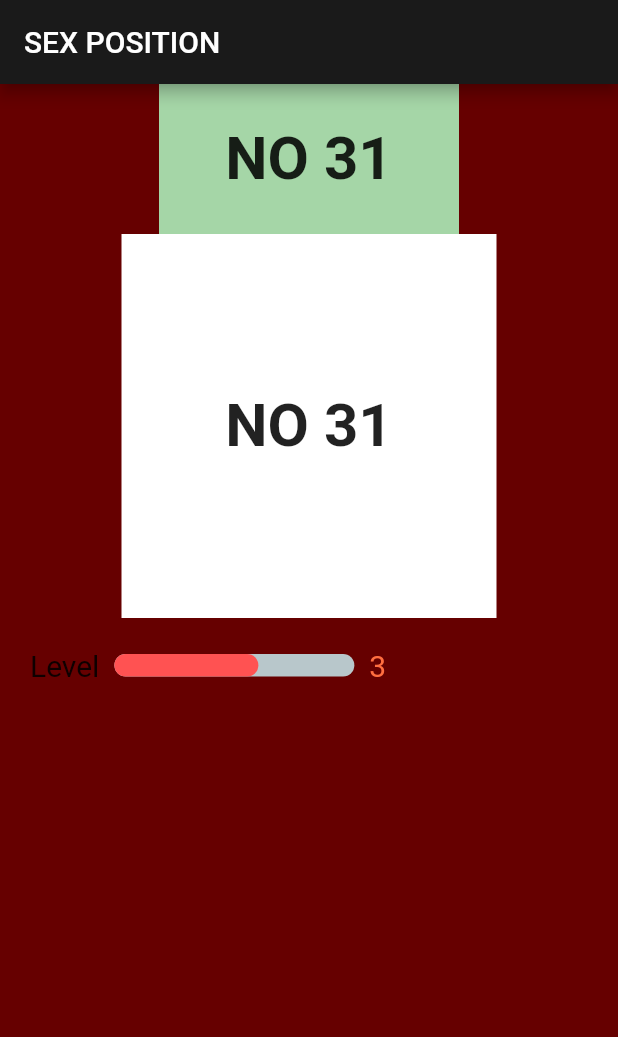
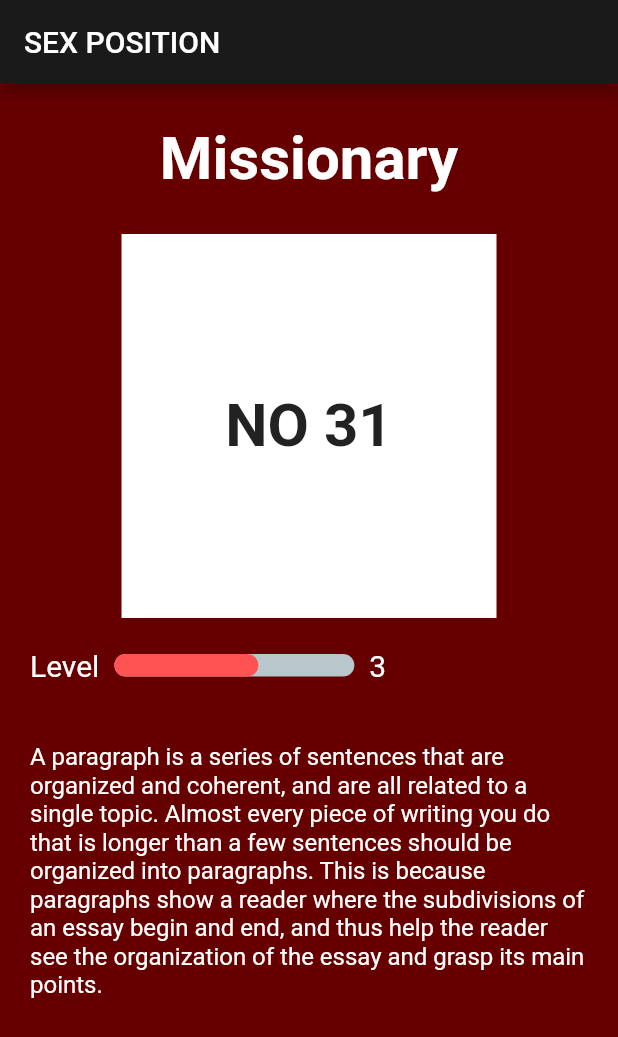
Before and after one commit to sitthatot/Sex_Position, a Flutter app: the screen it shows after launch, on a phone screen of 412 x 824 dp. Shown: the top 1037 px of the screen. Run offline on Flutter 3.47's test engine with Material 2 defaults, Android fonts, the phone set to English and light mode, and no system bars; drawn by our look-alikes of percent_indicator.

Commit message:
add paragraph below

```diff
--- a/lib/main.dart
+++ b/lib/main.dart
@@ -16,21 +16,27 @@ class MyApp extends StatelessWidget {
           body: Column(
             crossAxisAlignment: CrossAxisAlignment.center,
             children: [
+              Container(
+
+              ),
+              //Sex Position Name
               Center(
                 child: Container(
                   height: 100,
                   width: 200,
-                  color: Colors.green[200],
                   alignment: Alignment.center,
                   child: const Text(
-                    'NO 31',
+                    'Missionary',
                     style: TextStyle(
                       fontWeight: FontWeight.bold,
                       fontSize: 40,
+                      color: Colors.white,
                     ),
                   ),
                 ),
               ),
+
+              //Sex Picture ART
               Center(
                 child: Container(
                   height: 256,
@@ -46,6 +52,8 @@ class MyApp extends StatelessWidget {
                   ),
                 ),
               ),
+
+              //Level tube
               Container(
                 padding: EdgeInsets.all(20),
                 child: LinearPercentIndicator(
@@ -59,16 +67,31 @@ class MyApp extends StatelessWidget {
                     "Level",
                     style: TextStyle(
                       fontSize: 20,
+                      color: Colors.white,
                     ),
                   ),
                   trailing: new Text(
                     "3",
                     style:
-                        TextStyle(fontSize: 20, color: Colors.deepOrangeAccent),
+                        TextStyle(fontSize: 20, color: Colors.white),
                   ),
                   progressColor: Colors.redAccent,
                 ),
-              )
+              ),
+
+              Center(
+                child: Container(
+                  padding: EdgeInsets.all(20),
+                  alignment: Alignment.center,
+                  child: const Text(
+                    'A paragraph is a series of sentences that are organized and coherent, and are all related to a single topic. Almost every piece of writing you do that is longer than a few sentences should be organized into paragraphs. This is because paragraphs show a reader where the subdivisions of an essay begin and end, and thus help the reader see the organization of the essay and grasp its main points.',
+                    style: TextStyle(
+                      fontSize: 16,
+                      color: Colors.white
+                    ),
+                  ),
+                ),
+              ),
             ],
           )),
       theme: ThemeData(scaffoldBackgroundColor: Color(0xFF660000)),
```
